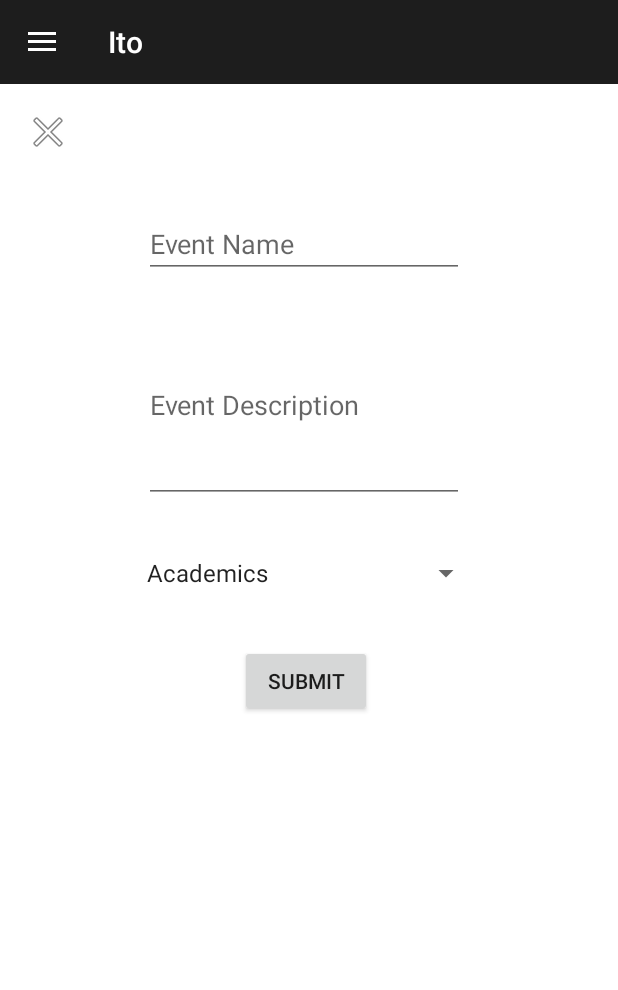
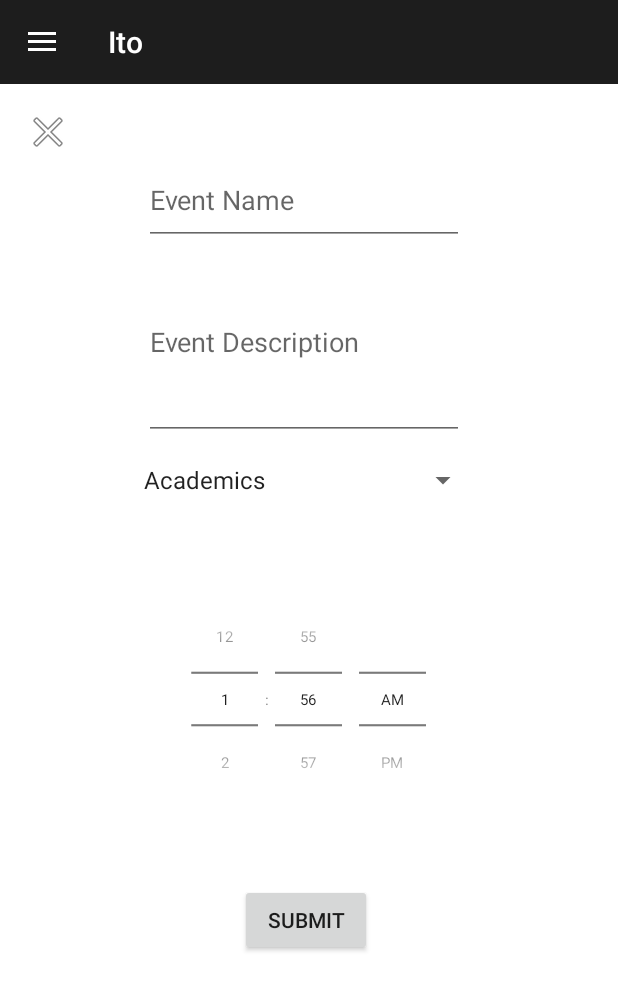
Before and after one commit to edw1nzhao/Ito, an Android app: the fragment NewEventFragment placed in its activity, on a phone screen of 412 x 824 dp. Shown: the top 990 px of the screen. Run offline under Robolectric (Android 15) with nearby library versions, the phone set to English and light mode, and no system bars; our stand-ins replace Firebase (no records; nobody signed in at launch, a user with empty details on screens opened directly); 1 statement that could not run was skipped.

Commit message:
Added time spinner

```diff
--- a/app/src/main/res/layout/fragment_new_event.xml
+++ b/app/src/main/res/layout/fragment_new_event.xml
@@ -12,9 +12,9 @@
     <EditText
         android:id="@+id/text_event_name"
         android:layout_width="wrap_content"
-        android:layout_height="wrap_content"
+        android:layout_height="59dp"
         android:layout_marginStart="96dp"
-        android:layout_marginTop="84dp"
+        android:layout_marginTop="48dp"
         android:ems="10"
         android:hint="Event Name"
         android:inputType="textImeMultiLine|textPersonName"
@@ -37,7 +37,6 @@
         android:layout_width="wrap_content"
         android:layout_height="130dp"
         android:layout_marginStart="96dp"
-        android:layout_marginTop="20dp"
         android:ems="10"
         android:hint="Event Description"
         android:inputType="textMultiLine"
@@ -49,17 +48,28 @@
         android:layout_width="wrap_content"
         android:layout_height="wrap_content"
         android:layout_marginStart="160dp"
-        android:layout_marginTop="25dp"
+        android:layout_marginTop="17dp"
         android:text="Submit"
         app:layout_constraintStart_toStartOf="parent"
-        app:layout_constraintTop_toBottomOf="@+id/spinner_category" />
-
+        app:layout_constraintTop_toBottomOf="@+id/tp_timepicker" />
     <Spinner
         android:id="@+id/spinner_category"
         android:layout_width="231dp"
         android:layout_height="45dp"
-        android:layout_marginStart="90dp"
-        android:layout_marginTop="24dp"
+        android:layout_marginStart="88dp"
+        android:layout_marginTop="4dp"
         app:layout_constraintStart_toStartOf="parent"
         app:layout_constraintTop_toBottomOf="@+id/text_description" />
+
+    <TimePicker
+        android:id="@+id/tp_timepicker"
+        android:layout_width="wrap_content"
+        android:layout_height="wrap_content"
+        android:layout_marginStart="78dp"
+        android:layout_marginTop="17dp"
+        android:scaleX="0.7"
+        android:scaleY="0.7"
+        android:timePickerMode="spinner"
+        app:layout_constraintStart_toStartOf="parent"
+        app:layout_constraintTop_toBottomOf="@+id/spinner_category" />
 </android.support.constraint.ConstraintLayout>
```
